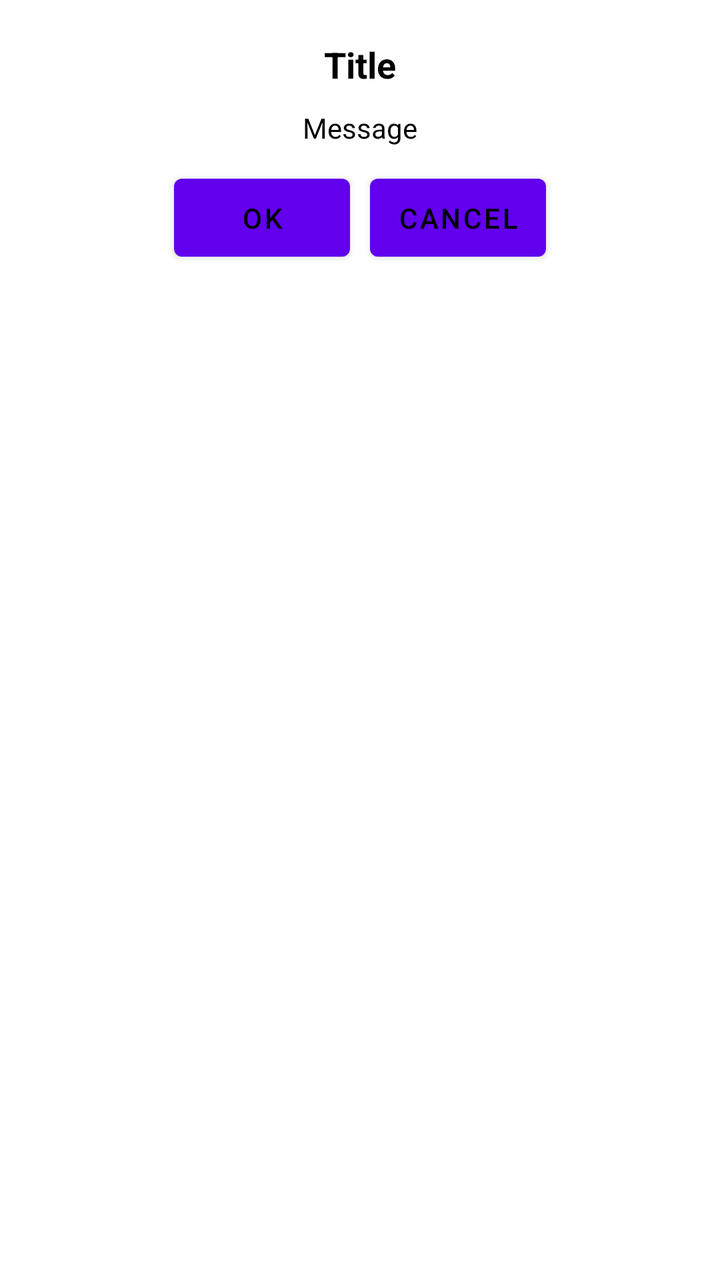
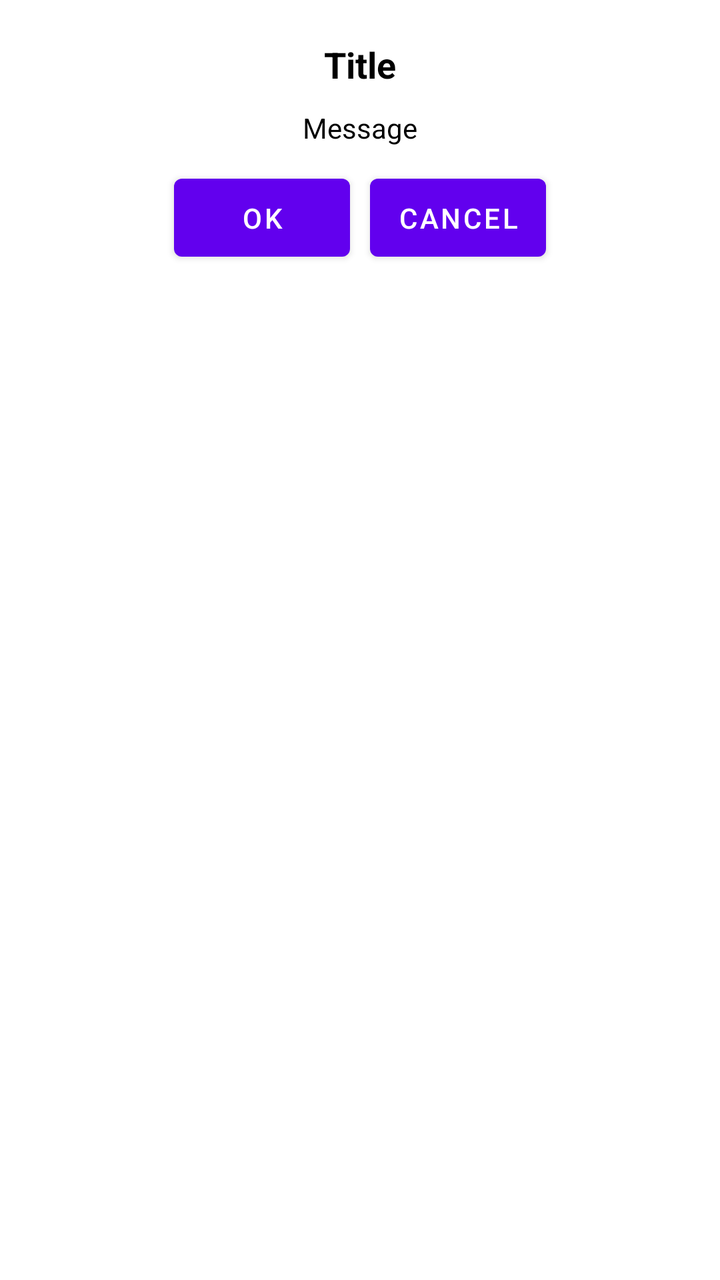

An Android layout rendered at two revisions. The XML below is the earlier revision; the diff shows what the commit changed to produce the second picture.
<!-- AndroidManifest.xml: application theme Theme.MyNotes -->
<!-- res/layout/fancy_dialog.xml -->
<?xml version="1.0" encoding="utf-8"?>
<LinearLayout xmlns:android="http://schemas.android.com/apk/res/android"
              android:layout_width="wrap_content"
              android:layout_height="wrap_content"
              android:orientation="vertical"
              android:padding="20dp">

    <TextView
        android:id="@+id/title"
        android:layout_width="match_parent"
        android:layout_height="wrap_content"
        android:textSize="18sp"
        android:textStyle="bold"
        android:textColor="@android:color/black"
        android:paddingBottom="10dp"
        android:gravity="center"
        android:text="Title" />

    <TextView
        android:id="@+id/message"
        android:layout_width="match_parent"
        android:layout_height="wrap_content"
        android:textSize="14sp"
        android:textColor="@android:color/black"
        android:gravity="center"
        android:text="Message" />

    <LinearLayout
        android:layout_width="match_parent"
        android:layout_height="wrap_content"
        android:orientation="horizontal"
        android:gravity="center"
        android:paddingTop="10dp">

        <Button
            android:id="@+id/positive_button"
            android:layout_width="wrap_content"
            android:layout_height="wrap_content"
            android:text="OK"
            android:layout_marginRight="10dp"
            android:textColor="@android:color/black"
            android:padding="10dp"
            android:textSize="14sp"
            android:gravity="center" />

        <Button
            android:id="@+id/negative_button"
            android:layout_width="wrap_content"
            android:layout_height="wrap_content"
            android:text="Cancel"
            android:textColor="@android:color/black"
            android:padding="10dp"
            android:textSize="14sp"
            android:gravity="center" />
    </LinearLayout>

</LinearLayout>
<!-- resources referenced by this layout -->
<resources>
  <style name="Theme.MyNotes" parent="Theme.MaterialComponents.Light.NoActionBar">
          
          
          
          
          <item name="colorPrimary">@color/purple_500</item>
          <item name="colorPrimaryVariant">@color/purple_700</item>
          <item name="colorOnPrimary">@color/white</item>
          
          <item name="colorSecondary">@color/teal_200</item>
          <item name="colorSecondaryVariant">@color/teal_700</item>
          <item name="colorOnSecondary">@color/black</item>
          
          
          
  
          
          <item name="actionModeBackground">@color/white</item>
          <item name="homeAsUpIndicator">@drawable/ic_baseline_arrow_back_24</item>
          <item name="actionModeCloseDrawable">@drawable/ic_baseline_close_24</item>
          <item name="windowActionBarOverlay">true</item>
          <item name="windowActionModeOverlay">true</item>
  
  
          <item name="android:navigationBarColor">@android:color/transparent</item>
          <item name="android:statusBarColor">@android:color/transparent</item>
          <item name="android:windowLightStatusBar">false</item>
          <item name="windowActionBar">false</item>
          <item name="windowNoTitle">true</item>
      </style>
  <color name="purple_500">#FF6200EE</color>
  <color name="purple_700">#FF3700B3</color>
  <color name="white">#FFFFFFFF</color>
  <color name="teal_200">#FF03DAC5</color>
  <color name="teal_700">#FF018786</color>
  <color name="black">#FF000000</color>
  <!-- drawable ic_baseline_arrow_back_24 (drawable) -->
  <vector android:autoMirrored="true" android:height="24dp"
      android:tint="#000000" android:viewportHeight="24"
      android:viewportWidth="24" android:width="24dp" xmlns:android="http://schemas.android.com/apk/res/android">
      <path android:fillColor="@android:color/white" android:pathData="M20,11H7.83l5.59,-5.59L12,4l-8,8 8,8 1.41,-1.41L7.83,13H20v-2z"/>
  </vector>
  <!-- drawable ic_baseline_close_24 (drawable) -->
  <vector android:height="24dp" android:tint="#000000"
      android:viewportHeight="24" android:viewportWidth="24"
      android:width="24dp" xmlns:android="http://schemas.android.com/apk/res/android">
      <path android:fillColor="@android:color/white" android:pathData="M19,6.41L17.59,5 12,10.59 6.41,5 5,6.41 10.59,12 5,17.59 6.41,19 12,13.41 17.59,19 19,17.59 13.41,12z"/>
  </vector>
</resources>

<!-- the commit's change to res/layout/fancy_dialog.xml (unified diff, before → after) -->
@@ -38,7 +38,7 @@
             android:layout_height="wrap_content"
             android:text="OK"
             android:layout_marginRight="10dp"
-            android:textColor="@android:color/black"
+            android:textColor="@android:color/white"
             android:padding="10dp"
             android:textSize="14sp"
             android:gravity="center" />
@@ -48,7 +48,7 @@
             android:layout_width="wrap_content"
             android:layout_height="wrap_content"
             android:text="Cancel"
-            android:textColor="@android:color/black"
+            android:textColor="@android:color/white"
             android:padding="10dp"
             android:textSize="14sp"
             android:gravity="center" />
